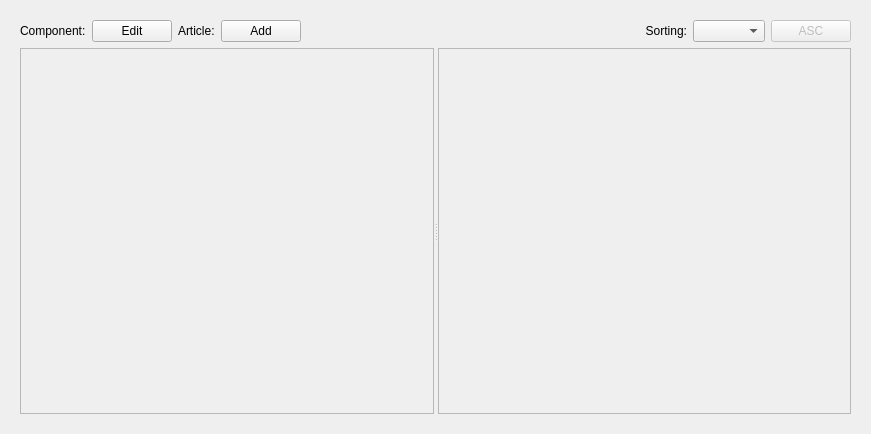
Old version of the form UI/qt_ui/catalog_frame.ui in the repository arnaudframmery/catalog.
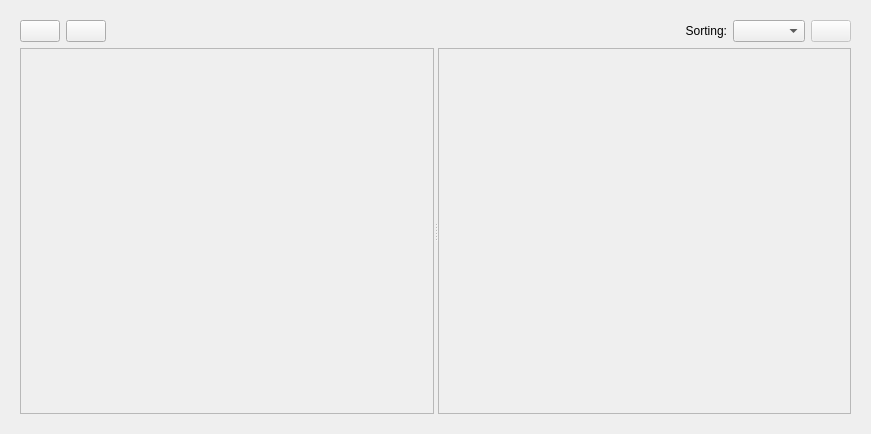
New version of the form. Custom widgets are drawn as their Qt base class.

```diff
--- a/UI/qt_ui/catalog_frame.ui
+++ b/UI/qt_ui/catalog_frame.ui
@@ -26,34 +26,20 @@
          <property name="sizeConstraint">
           <enum>QLayout::SetDefaultConstraint</enum>
          </property>
-         <item>
-          <widget class="QLabel" name="edit_label">
-           <property name="text">
-            <string>Component:</string>
-           </property>
-          </widget>
-         </item>
          <item>
           <widget class="Button" name="setting_button">
            <property name="layoutDirection">
             <enum>Qt::RightToLeft</enum>
            </property>
            <property name="text">
-            <string>Edit</string>
-           </property>
-          </widget>
-         </item>
-         <item>
-          <widget class="QLabel" name="add_label">
-           <property name="text">
-            <string>Article:</string>
+            <string/>
            </property>
           </widget>
          </item>
          <item>
           <widget class="Button" name="add_button">
            <property name="text">
-            <string>Add</string>
+            <string/>
            </property>
           </widget>
          </item>
@@ -92,7 +78,7 @@
             <bool>false</bool>
            </property>
            <property name="text">
-            <string>ASC</string>
+            <string/>
            </property>
            <property name="checkable">
             <bool>false</bool>
```
